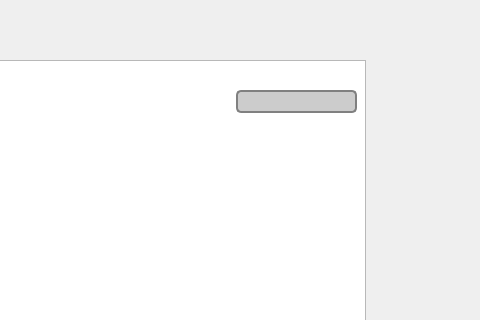
Before: the Qt Designer form Codigo/mainwindow.ui in JulianSanchezb/Proyecto-Final, drawn with Qt 5; both pictures show x 814 to 1294 and y 0 to 320 of the 1294 by 648 pixel window.
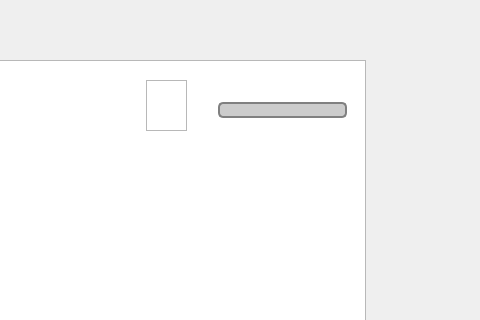
After: the same form once the commit is applied.

```diff
--- a/Codigo/mainwindow.ui
+++ b/Codigo/mainwindow.ui
@@ -40,10 +40,10 @@
    <widget class="QProgressBar" name="progressBar">
     <property name="geometry">
      <rect>
-      <x>1050</x>
-      <y>90</y>
-      <width>121</width>
-      <height>23</height>
+      <x>1032</x>
+      <y>102</y>
+      <width>129</width>
+      <height>16</height>
      </rect>
     </property>
     <property name="styleSheet">
@@ -59,6 +59,9 @@
     width: 10px;
 }</string>
     </property>
+    <property name="maximum">
+     <number>500</number>
+    </property>
     <property name="value">
      <number>0</number>
     </property>
@@ -69,6 +72,16 @@
      <string>%p%</string>
     </property>
    </widget>
+   <widget class="QTextEdit" name="textEdit">
+    <property name="geometry">
+     <rect>
+      <x>960</x>
+      <y>80</y>
+      <width>41</width>
+      <height>51</height>
+     </rect>
+    </property>
+   </widget>
   </widget>
   <widget class="QMenuBar" name="menubar">
    <property name="geometry">
```
